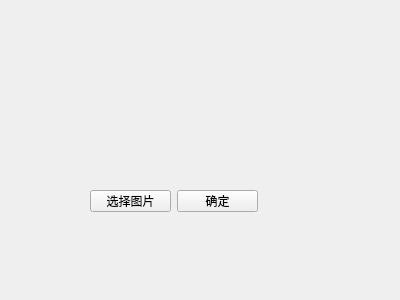
Above: opencv_cvtColor/opencv_2HLS/ControlItem.ui from ngzHappy/oct2 before the change. Below: the same form after it.
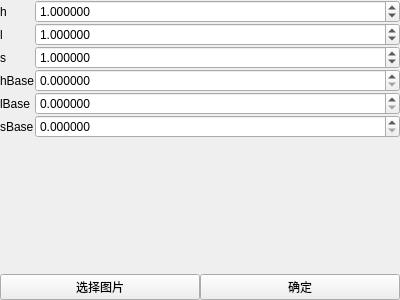
That is the form after the change.

```diff
--- a/opencv_cvtColor/opencv_2HLS/ControlItem.ui
+++ b/opencv_cvtColor/opencv_2HLS/ControlItem.ui
@@ -13,32 +13,147 @@
   <property name="windowTitle">
    <string>Form</string>
   </property>
-  <widget class="QWidget" name="">
-   <property name="geometry">
-    <rect>
-     <x>90</x>
-     <y>190</y>
-     <width>168</width>
-     <height>22</height>
-    </rect>
+  <layout class="QVBoxLayout" name="verticalLayout">
+   <property name="spacing">
+    <number>0</number>
    </property>
-   <layout class="QHBoxLayout" name="horizontalLayout">
-    <item>
-     <widget class="QPushButton" name="select_image_button">
-      <property name="text">
-       <string>选择图片</string>
-      </property>
-     </widget>
-    </item>
-    <item>
-     <widget class="QPushButton" name="do_button">
-      <property name="text">
-       <string>确定</string>
-      </property>
-     </widget>
-    </item>
-   </layout>
-  </widget>
+   <property name="leftMargin">
+    <number>0</number>
+   </property>
+   <property name="topMargin">
+    <number>0</number>
+   </property>
+   <property name="rightMargin">
+    <number>0</number>
+   </property>
+   <property name="bottomMargin">
+    <number>0</number>
+   </property>
+   <item>
+    <layout class="QFormLayout" name="formLayout">
+     <property name="horizontalSpacing">
+      <number>0</number>
+     </property>
+     <property name="verticalSpacing">
+      <number>0</number>
+     </property>
+     <item row="0" column="0">
+      <widget class="QLabel" name="hLabel">
+       <property name="text">
+        <string>h</string>
+       </property>
+      </widget>
+     </item>
+     <item row="0" column="1">
+      <widget class="QDoubleSpinBox" name="hDoubleSpinBox">
+       <property name="decimals">
+        <number>6</number>
+       </property>
+       <property name="value">
+        <double>1.000000000000000</double>
+       </property>
+      </widget>
+     </item>
+     <item row="1" column="0">
+      <widget class="QLabel" name="lLabel">
+       <property name="text">
+        <string>l</string>
+       </property>
+      </widget>
+     </item>
+     <item row="1" column="1">
+      <widget class="QDoubleSpinBox" name="lDoubleSpinBox">
+       <property name="decimals">
+        <number>6</number>
+       </property>
+       <property name="value">
+        <double>1.000000000000000</double>
+       </property>
+      </widget>
+     </item>
+     <item row="2" column="0">
+      <widget class="QLabel" name="sLabel">
+       <property name="text">
+        <string>s</string>
+       </property>
+      </widget>
+     </item>
+     <item row="2" column="1">
+      <widget class="QDoubleSpinBox" name="sDoubleSpinBox">
+       <property name="decimals">
+        <number>6</number>
+       </property>
+       <property name="value">
+        <double>1.000000000000000</double>
+       </property>
+      </widget>
+     </item>
+     <item row="3" column="0">
+      <widget class="QLabel" name="hBaseLabel">
+       <property name="text">
+        <string>hBase</string>
+       </property>
+      </widget>
+     </item>
+     <item row="3" column="1">
+      <widget class="QDoubleSpinBox" name="hBaseDoubleSpinBox">
+       <property name="decimals">
+        <number>6</number>
+       </property>
+      </widget>
+     </item>
+     <item row="4" column="0">
+      <widget class="QLabel" name="lBaseLabel">
+       <property name="text">
+        <string>lBase</string>
+       </property>
+      </widget>
+     </item>
+     <item row="4" column="1">
+      <widget class="QDoubleSpinBox" name="lBaseDoubleSpinBox">
+       <property name="decimals">
+        <number>6</number>
+       </property>
+      </widget>
+     </item>
+     <item row="5" column="0">
+      <widget class="QLabel" name="sBaseLabel">
+       <property name="text">
+        <string>sBase</string>
+       </property>
+      </widget>
+     </item>
+     <item row="5" column="1">
+      <widget class="QDoubleSpinBox" name="sBaseDoubleSpinBox">
+       <property name="decimals">
+        <number>6</number>
+       </property>
+      </widget>
+     </item>
+    </layout>
+   </item>
+   <item>
+    <layout class="QHBoxLayout" name="horizontalLayout">
+     <property name="spacing">
+      <number>0</number>
+     </property>
+     <item>
+      <widget class="QPushButton" name="select_image_button">
+       <property name="text">
+        <string>选择图片</string>
+       </property>
+      </widget>
+     </item>
+     <item>
+      <widget class="QPushButton" name="do_button">
+       <property name="text">
+        <string>确定</string>
+       </property>
+      </widget>
+     </item>
+    </layout>
+   </item>
+  </layout>
  </widget>
  <resources/>
  <connections/>
```
Left out of the diff: 99 changed lines with no effect on the pictures.
